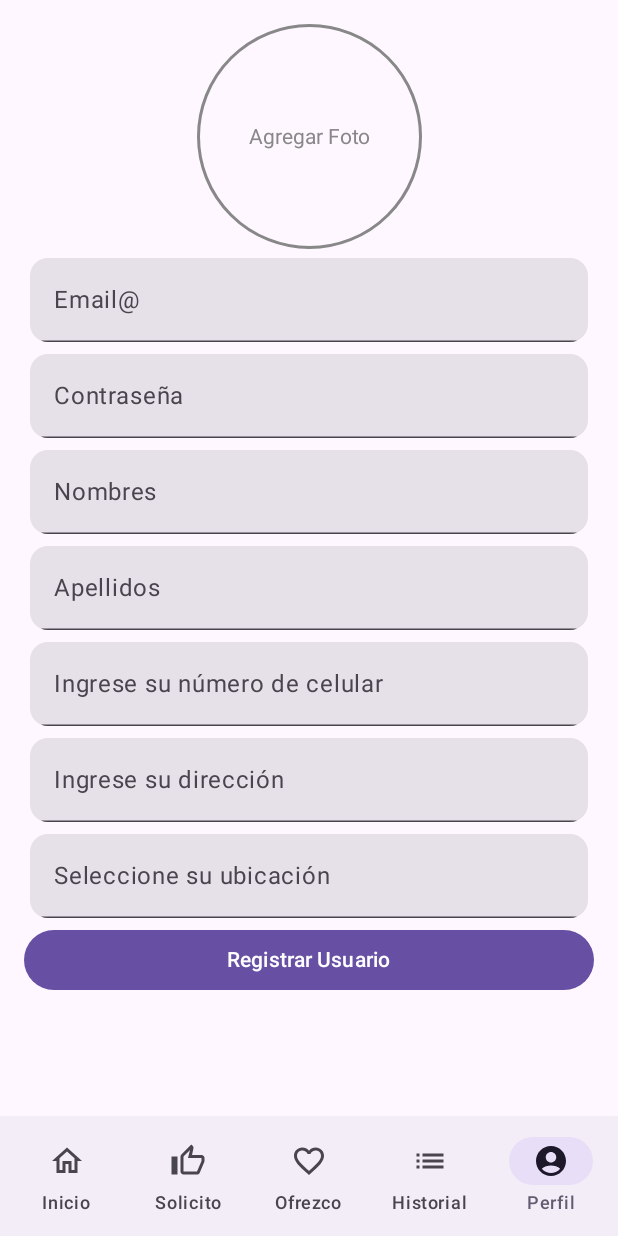
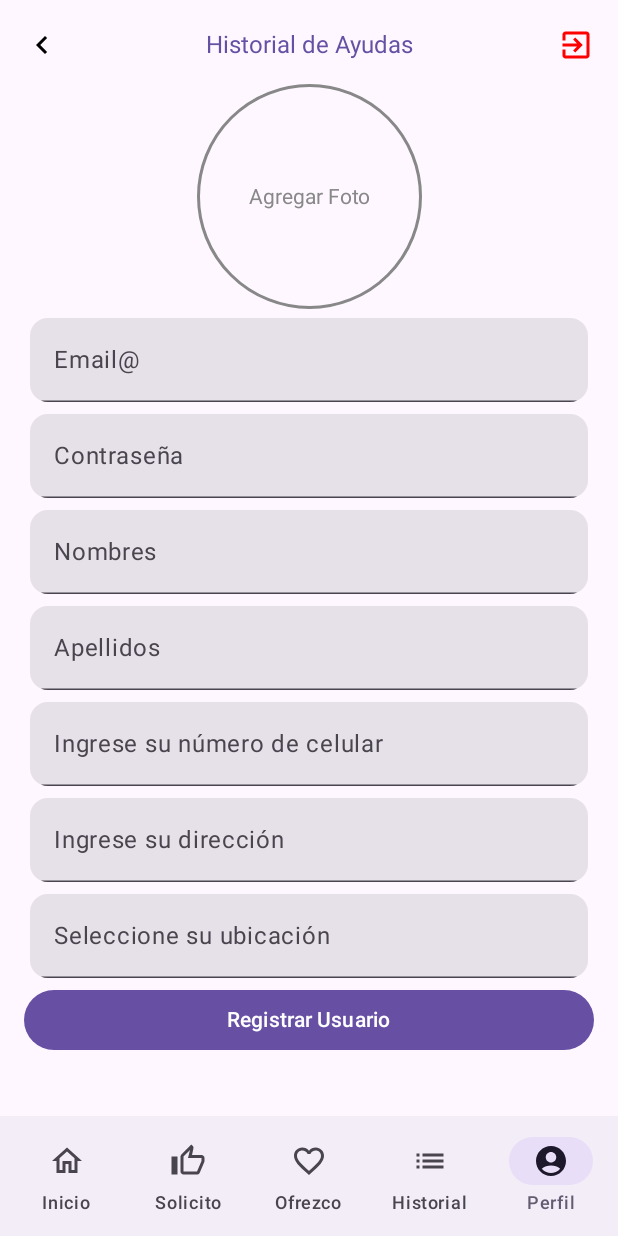
Before and after one commit to lizalmeida/RedColaboracionApp, an Android app built with Jetpack Compose: the @Preview function PreviewMain, item 5 of the bottom bar chosen, on a phone screen of 412 x 824 dp. Run offline under Robolectric (Android 15) with nearby library versions, the phone set to English and light mode, and no system bars; our stand-ins replace Firebase (no records; nobody signed in at launch, a user with empty details on screens opened directly); pictures from the network do not load; 1 statement that could not run was skipped.

Commit message:
Autentificacion
Autentificacion

```diff
--- a/app/src/main/java/com/example/redcolaboracion/navigation/BottomNavItem.kt
+++ b/app/src/main/java/com/example/redcolaboracion/navigation/BottomNavItem.kt
@@ -34,7 +34,7 @@ sealed class BottomNavItem(
         unselectedIcon = Icons.Outlined.ThumbUp,
         selectedIcon = Icons.Filled.ThumbUp,
         title = "Solicito",
-        authentication = false
+        authentication = true
     )
     data object GivedHelp: BottomNavItem(
         route = "gived_help",
--- a/app/src/main/java/com/example/redcolaboracion/navigation/MainScreen.kt
+++ b/app/src/main/java/com/example/redcolaboracion/navigation/MainScreen.kt
@@ -32,6 +32,7 @@ import androidx.navigation.compose.rememberNavController
 import androidx.compose.runtime.getValue
 import androidx.compose.runtime.mutableStateOf
 import androidx.compose.runtime.remember
+import androidx.compose.runtime.setValue
 import androidx.compose.ui.platform.LocalContext
 import androidx.lifecycle.viewmodel.compose.viewModel
 import androidx.navigation.NavController
@@ -131,6 +132,8 @@ fun NavigationGraph(
 ) {
     val context = LocalContext.current
     val requestedHelpId = "requestedHelpId"
+    var userId by remember { mutableStateOf("") }
+
     NavHost(navController = navController, startDestination = BottomNavItem.Home.route) {
         composable(BottomNavItem.Home.route) { HomeScreen() }
         composable(BottomNavItem.RequestedHelp.route) { RequestedHelpScreenL(navController) }
@@ -147,12 +150,13 @@ fun NavigationGraph(
             )  */
         }
 
-        composable(BottomNavItem.History.route) { HistoryScreenL() }
+        composable(BottomNavItem.History.route) { HistoryScreenL(navController) }
         composable(BottomNavItem.Profile.route) { ProfileScreenL(navController) }
         composable("camera") { CameraPreview(navController) }
         composable("login") {
             LoginScreen(
-                onLoginSuccess = {
+                onLoginSuccess = {uid ->
+                    userId = uid.toString()
                     isAuthenticated.value = true
                     pendingRoute.value?.let { navController.navigate(it) }
                     pendingRoute.value = null
@@ -237,14 +241,14 @@ fun DetailScreen(requestedHelpId: String, navController: NavHostController) {
 }
 
 @Composable
-fun HistoryScreenL() {
+fun HistoryScreenL(navController: NavHostController) {
     Column(
         verticalArrangement = Arrangement.Center,
         horizontalAlignment = Alignment.CenterHorizontally,
         modifier = Modifier
             .fillMaxSize()
     ) {
-        HistoryScreen()
+        HistoryScreen(navController)
     }
 }
 
--- /dev/null
+++ b/app/src/main/java/com/example/redcolaboracion/navigation/TopMenu.kt
@@ -0,0 +1,91 @@
+package com.example.redcolaboracion.navigation
+
+import android.annotation.SuppressLint
+import android.app.Activity
+import androidx.compose.foundation.layout.fillMaxWidth
+import androidx.compose.foundation.layout.height
+import androidx.compose.foundation.layout.padding
+import androidx.compose.material.*
+import androidx.compose.material.icons.Icons
+import androidx.compose.material.icons.filled.Close
+import androidx.compose.material.icons.filled.ExitToApp
+import androidx.compose.material.icons.filled.KeyboardArrowLeft
+import androidx.compose.material3.ExperimentalMaterial3Api
+import androidx.compose.material3.Icon
+import androidx.compose.material3.IconButton
+import androidx.compose.material3.MaterialTheme
+import androidx.compose.material3.Scaffold
+import androidx.compose.material3.Text
+import androidx.compose.material3.TopAppBar
+import androidx.compose.material3.TopAppBarDefaults
+import androidx.compose.runtime.Composable
+import androidx.compose.ui.Modifier
+import androidx.compose.ui.graphics.Color
+import androidx.compose.ui.platform.LocalContext
+import androidx.compose.ui.res.painterResource
+import androidx.compose.ui.res.stringResource
+import androidx.compose.ui.text.style.TextAlign
+import androidx.compose.ui.unit.dp
+import androidx.compose.ui.unit.sp
+import androidx.navigation.NavController
+import com.example.redcolaboracion.ui.theme.Purple40
+import com.example.redcolaboracion.ui.theme.Purple80
+
+@SuppressLint("UnusedMaterial3ScaffoldPaddingParameter")
+@OptIn(ExperimentalMaterial3Api::class)
+@Composable
+fun TopMenu(
+    title: String,
+    navController: NavController
+) {
+    val context = LocalContext.current
+    Scaffold(
+        modifier = Modifier
+            .fillMaxWidth()
+            .height(60.dp),
+        topBar = {
+            TopAppBar(
+                title = {
+                    Text(
+                        text = title,
+                        fontSize = 16.sp,
+                        color = Purple40,
+                        modifier = Modifier
+                            .fillMaxWidth()
+                            .padding(horizontal = 2.dp),
+                        textAlign = TextAlign.Center
+                    )
+                },
+                navigationIcon = {
+                    IconButton(onClick = { navController.navigateUp() } ) {
+                        Icon(
+                            //painter = painterResource(id = R.drawable.ic_arrow_back),
+                            //contentDescription = stringResource(R.string.back)
+                            imageVector = Icons.Filled.KeyboardArrowLeft , contentDescription = null,
+                            tint = Color.Black
+                        )
+                    }
+                },
+                actions = {
+                    IconButton(onClick = { (context as? Activity)?.finish() }) {
+                        Icon(
+                            //painter = painterResource(id = R.drawable.ic_exit),
+                            //contentDescription = stringResource(R.string.exit),
+                            imageVector = Icons.Filled.ExitToApp , contentDescription = null,
+                            tint = Color.Red
+                        )
+                    }
+                },
+                colors = TopAppBarDefaults.topAppBarColors()
+            )
+        },
+        content = {
+            Contenido()
+        }
+    )
+}
+
+@Composable
+fun Contenido(){
+    Text(text = "Hola mundo")
+}
--- a/app/src/main/java/com/example/redcolaboracion/view/EventScreen.kt
+++ b/app/src/main/java/com/example/redcolaboracion/view/EventScreen.kt
@@ -28,6 +28,7 @@ import androidx.navigation.NavController
 import coil.compose.rememberAsyncImagePainter
 import com.example.redcolaboracion.viewmodel.EventViewModel
 import com.example.redcolaboracion.model.Event
+import com.example.redcolaboracion.ui.theme.Purple40
 import com.example.redcolaboracion.ui.theme.Purple80
 
 @SuppressLint("UnusedMaterial3ScaffoldPaddingParameter")
@@ -100,7 +101,7 @@ fun EventRow(event: Event) {
             Text(
                 text = event.title,
                 fontSize = 16.sp,
-                color = Purple80,
+                color = Purple40,
                 modifier = Modifier
                     .padding(horizontal = 2.dp)
             )
--- a/app/src/main/java/com/example/redcolaboracion/view/GivedHelpScreen.kt
+++ b/app/src/main/java/com/example/redcolaboracion/view/GivedHelpScreen.kt
@@ -42,6 +42,7 @@ import coil.compose.rememberAsyncImagePainter
 import com.example.redcolaboracion.model.Category
 import com.example.redcolaboracion.model.RequestedHelp
 import com.example.redcolaboracion.navigation.BottomNavItem
+import com.example.redcolaboracion.navigation.TopMenu
 import com.example.redcolaboracion.viewmodel.GivedHelpViewModel
 import com.example.redcolaboracion.viewmodel.RequestedHelpListViewModel
 import com.example.redcolaboracion.viewmodel.RequestedHelpViewModel
@@ -59,10 +60,15 @@ fun GivedHelpScreen(viewModel: RequestedHelpListViewModel, navController: NavCon
     }
 
     Scaffold() {
+        TopMenu(
+            title = "Requerimientos de Ayudas",
+            navController = navController
+        )
         Column(
             modifier = Modifier
                 .fillMaxSize()
                 .padding(16.dp)
+                .padding(vertical = 40.dp)
         ) {
             LazyColumn(
                 modifier = Modifier.weight(1f)
--- a/app/src/main/java/com/example/redcolaboracion/view/ProfileScreen.kt
+++ b/app/src/main/java/com/example/redcolaboracion/view/ProfileScreen.kt
@@ -41,6 +41,7 @@ import androidx.compose.ui.unit.sp
 import androidx.navigation.NavController
 import coil.compose.rememberAsyncImagePainter
 import com.example.redcolaboracion.model.User
+import com.example.redcolaboracion.navigation.TopMenu
 import com.example.redcolaboracion.viewmodel.ProfileViewModel
 import com.google.firebase.storage.FirebaseStorage
 import kotlinx.coroutines.tasks.await
@@ -92,11 +93,16 @@ fun ProfileScreen(viewModel: ProfileViewModel, navController: NavController) {
 
     Scaffold(
     ) {
+        TopMenu(
+            title = "Historial de Ayudas",
+            navController = navController
+        )
         Column(
             horizontalAlignment = Alignment.CenterHorizontally,
             modifier = Modifier
                 .fillMaxSize()
                 .padding(16.dp)
+                .padding(vertical = 40.dp)
         ) {
             Box(
                 contentAlignment = Alignment.Center,
--- a/app/src/main/java/com/example/redcolaboracion/view/RequestedHelpScreen.kt
+++ b/app/src/main/java/com/example/redcolaboracion/view/RequestedHelpScreen.kt
@@ -34,6 +34,7 @@ import androidx.compose.ui.unit.dp
 import androidx.navigation.NavController
 import androidx.navigation.NavHostController
 import com.example.redcolaboracion.model.Category
+import com.example.redcolaboracion.navigation.TopMenu
 import com.example.redcolaboracion.viewmodel.RequestedHelpViewModel
 import java.time.LocalDate
 import java.time.ZoneId
@@ -69,10 +70,15 @@ fun RequestedHelpScreen(viewModel: RequestedHelpViewModel, navController: NavCon
     val context = LocalContext.current
 
     Scaffold {
+        TopMenu(
+            title = "Solicitar Ayuda",
+            navController = navController
+        )
         Column(
             modifier = Modifier
                 .fillMaxSize()
                 .padding(16.dp)
+                .padding(vertical = 40.dp)
         ){
             Text(
                 text = "Escoge la categoría de ayuda que necesitas:",
```
Also changed, not shown: app/src/main/java/com/example/redcolaboracion/view/GivedHelpScreenStep2.kt (+19 -7 lines), app/src/main/java/com/example/redcolaboracion/view/HistoryScreen.kt (+10 -12 lines), app/src/main/java/com/example/redcolaboracion/view/LoginScreen.kt (+45 -13 lines).
